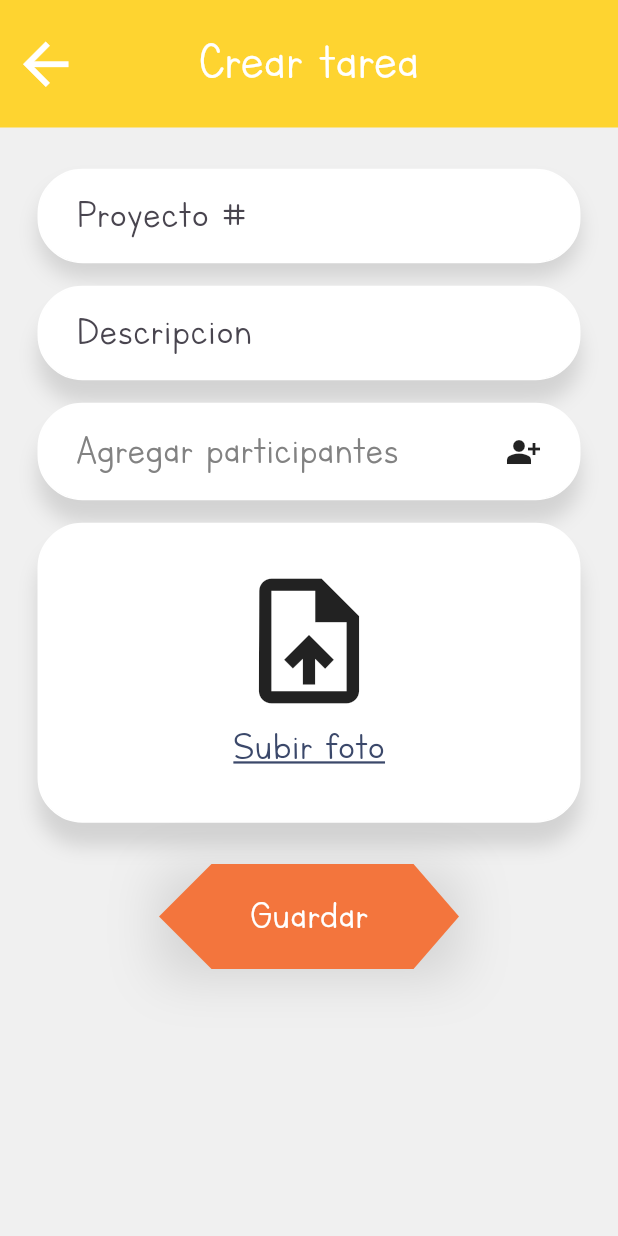
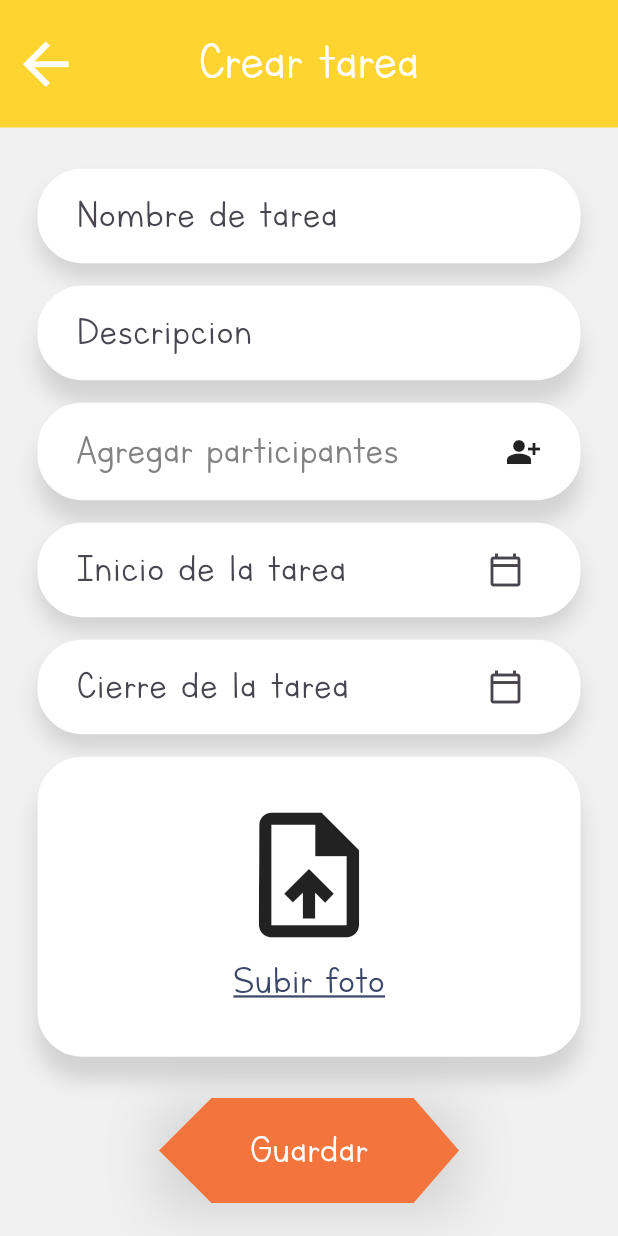
Before and after one commit to Sebastian-Buitrag0/Bee-Note, a Flutter app: the CreateTaskScreen screen opened by its route, on a phone screen of 412 x 824 dp. Run offline on Flutter 3.47's test engine with Material 3 defaults, Android fonts, the phone set to English and light mode, and no system bars; our stand-ins replace flutter_slidable, image_picker, intl_phone_field.

Commit message:
se modifico la clase para utilizarla en otras pages

```diff
--- a/front_end/bee_note_application/lib/widgets/formulario_proyecto.dart
+++ b/front_end/bee_note_application/lib/widgets/formulario_proyecto.dart
@@ -1,13 +1,22 @@
 import 'package:flutter/material.dart';
 
-import 'package:bee_note_application/widgets/widgsts.dart';
 import 'dart:io';
 import 'dart:typed_data';
 
+import 'package:bee_note_application/widgets/widgsts.dart';
 import 'package:image_picker/image_picker.dart';
+import 'package:intl/intl.dart';
 
 class FormProyect extends StatefulWidget {
-  const FormProyect({super.key});
+
+  final String name;
+  final bool showMyTextFormField;
+
+  const FormProyect({
+    super.key,
+    required this.name,
+    this.showMyTextFormField = false
+  });
 
   @override
   State<FormProyect> createState() => _FormProyetcStaet();
@@ -17,6 +26,8 @@ class _FormProyetcStaet extends State<FormProyect> {
 
   final projectNamwController = TextEditingController();
   final descriptionController = TextEditingController();
+  final starDateController = TextEditingController();
+  final endDateController = TextEditingController();
 
   Uint8List? _image;
   File? selectedImage;
@@ -28,22 +39,32 @@ class _FormProyetcStaet extends State<FormProyect> {
         children: [
           const SizedBox(height: 20,),
 
+          // Nombre de proyecto
           MyTextFormField(
             controller: projectNamwController,
-            hintText: 'Proyecto #',
+            hintText: widget.name,
             obscureText: false,
             paddingVertical: 0,
 
           ),
 
+          // descripcion
           _BuilTextDescription(
             controller: descriptionController,
           ),
 
+          // Agregar participantes
           _ParticipantButton(
             onTap: () => Navigator.pushNamed(context, 'collaborator'),
           ),
 
+          _BuildSelectedDate(
+            starDateController: starDateController,
+            endDateController: endDateController,
+            showDateField: widget.showMyTextFormField,
+          ),
+
+          // cargar imagen
           _BuildSelectedImage(
             onTapContainer: () => showImagePckerOption(context),
             onTapText: () => showImagePckerOption(context),
@@ -144,6 +165,75 @@ class _FormProyetcStaet extends State<FormProyect> {
       _image = File(returnImage.path).readAsBytesSync();
     });
     Navigator.of(context).pop();
+  }
+}
+
+class _BuildSelectedDate extends StatelessWidget {
+  final bool showDateField;
+  final TextEditingController starDateController;
+  final TextEditingController endDateController;
+
+  const _BuildSelectedDate({
+    required this.showDateField,
+    required this.starDateController,
+    required this.endDateController,
+  });
+
+  @override
+  Widget build(BuildContext context) {
+    return Builder(
+      builder: (BuildContext context) {
+        if (showDateField) {
+          return Column(
+            children: [
+              MyTextFormField(
+                controller: starDateController,
+                hintText: 'Inicio de la tarea',
+                obscureText: false,
+                paddingVertical: 0,
+                suffixIcon: const Icon(Icons.calendar_today_outlined),
+                readOnly: true,
+                showDate: true,
+                initialDate: DateTime.now(),
+                firstDate: DateTime(2000),
+                lastDate: DateTime(2100),
+                onDateSelected: (DateTime selectedDate) {
+                  starDateController.text = DateFormat('yyyy-MM-dd').format(selectedDate);
+                },
+                validator: (value) {
+                  return (value == null || value.isEmpty)
+                      ? 'El campo no puede estar vacio'
+                      : null;
+                },
+              ),
+
+              MyTextFormField(
+                controller: endDateController,
+                hintText: 'Cierre de la tarea',
+                obscureText: false,
+                paddingVertical: 0,
+                suffixIcon: const Icon(Icons.calendar_today_outlined),
+                readOnly: true,
+                showDate: true,
+                initialDate: DateTime.now(),
+                firstDate: DateTime(2000),
+                lastDate: DateTime(2100),
+                onDateSelected: (DateTime selectedDate) {
+                  starDateController.text = DateFormat('yyyy-MM-dd').format(selectedDate);
+                },
+                validator: (value) {
+                  return (value == null || value.isEmpty)
+                      ? 'El campo no puede estar vacio'
+                      : null;
+                },
+              ),
+            ],
+          );
+        } else {
+          return Container();
+        }
+      },
+    );
   }
 }
 
```
